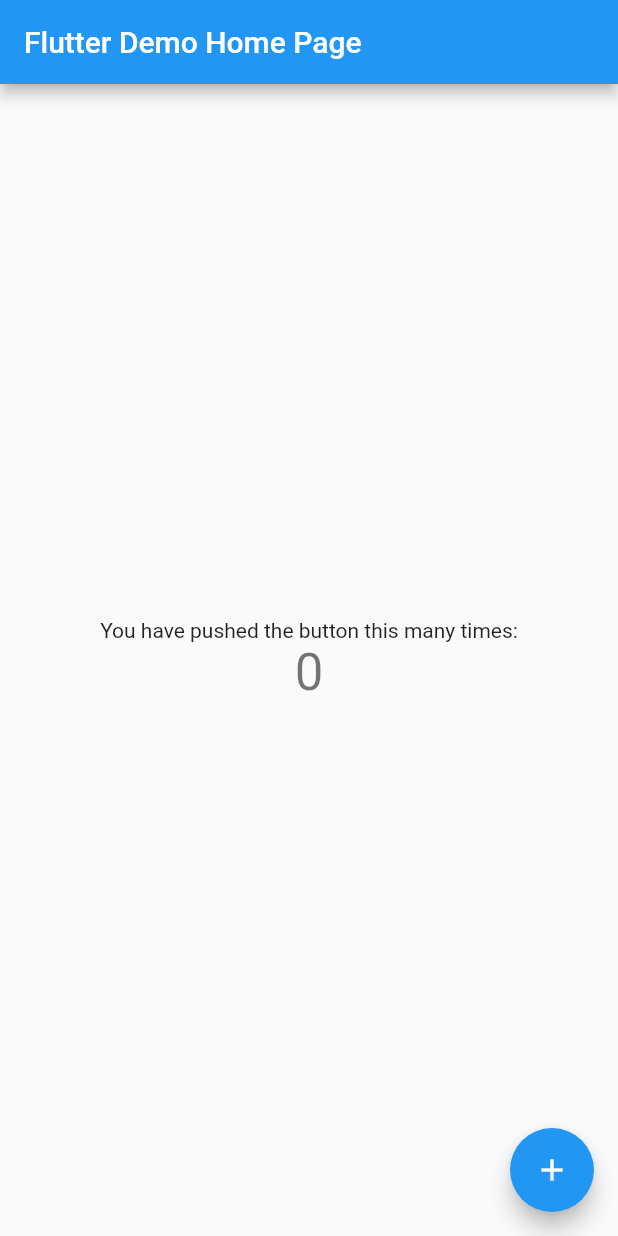
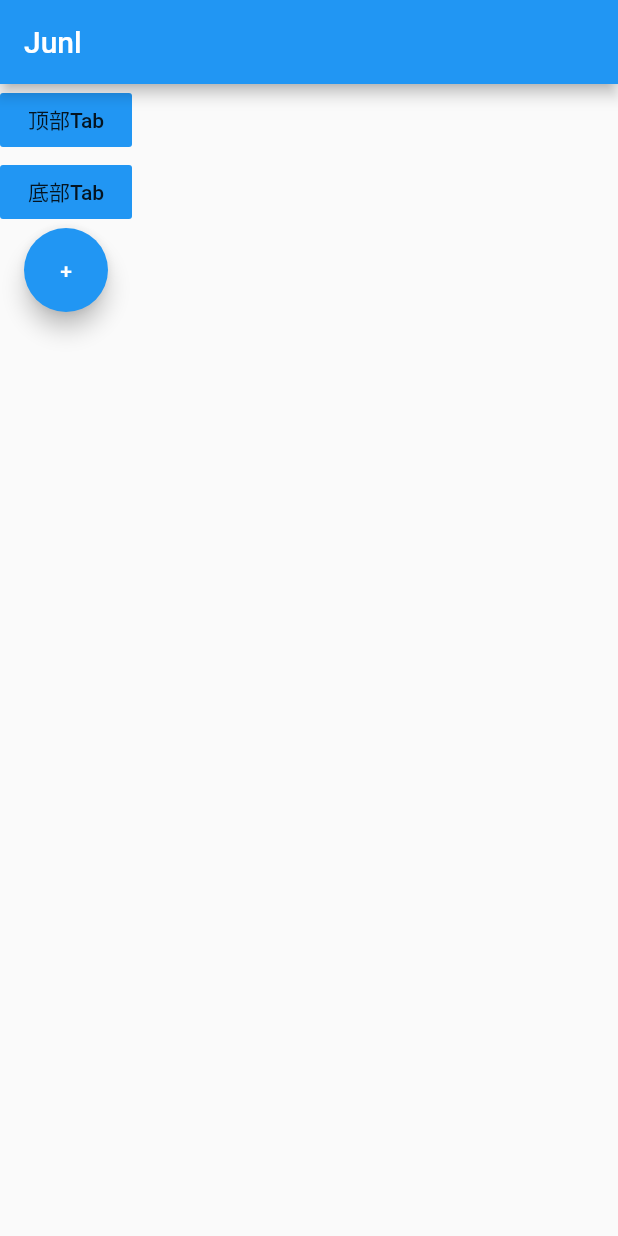
Before and after one commit to junlandroid/junl_flutter, a Flutter app: the screen it shows after launch, on a phone screen of 412 x 824 dp. Run offline on Flutter 3.47's test engine with Material 2 defaults, Android fonts, the phone set to English and light mode, and no system bars.

Commit message:
初步页面

```diff
--- a/lib/main.dart
+++ b/lib/main.dart
@@ -1,69 +1,46 @@
 import 'package:flutter/material.dart';
+import 'async_await_test.dart';
 
-void main() => runApp(MyApp());
+void main() => runApp(JunlApp());
 
-class MyApp extends StatelessWidget {
-  // This widget is the root of your application.
+class JunlApp extends StatelessWidget {
   @override
   Widget build(BuildContext context) {
     return MaterialApp(
-      title: 'Flutter Demo',
-      theme: ThemeData(
-        primarySwatch: Colors.blue,
-      ),
-      home: MyHomePage(title: 'Flutter Demo Home Page'),
+      title: 'JunlApp',
+      theme: ThemeData(primarySwatch: Colors.blue),
+      home: MainPage(),
     );
   }
 }
 
-class MyHomePage extends StatefulWidget {
-  MyHomePage({Key key, this.title}) : super(key: key);
-  final String title;
-
-  @override
-  _MyHomePageState createState() => _MyHomePageState();
-}
-
-class _MyHomePageState extends State<MyHomePage> {
-  int _counter = 0;
-
-  void _incrementCounter() {
-    setState(() {
-      _counter++;
-    });
-  }
-
+class MainPage extends StatelessWidget {
   @override
   Widget build(BuildContext context) {
-
     return Scaffold(
       appBar: AppBar(
-        // Here we take the value from the MyHomePage object that was created by
-        // the App.build method, and use it to set our appbar title.
-        title: Text(widget.title),
+        title: Text('Junl'),
       ),
-      body: Center(
-        // Center is a layout widget. It takes a single child and positions it
-        // in the middle of the parent.
-        child: Column(
-
-          mainAxisAlignment: MainAxisAlignment.center,
-          children: <Widget>[
-            Text(
-              'You have pushed the button this many times:',
-            ),
-            Text(
-              '$_counter',
-              style: Theme.of(context).textTheme.display1,
-            ),
-          ],
-        ),
+      body: Column(
+        children: <Widget>[
+          FlatButton(
+              color: Colors.blue,
+              onPressed: () {
+                print('tab');
+              },
+              child: Text('顶部Tab')),
+          FlatButton(
+              color: Colors.blue,
+              onPressed: () {
+                print('tab');
+              },
+              child: Text('底部Tab')),
+          FloatingActionButton(
+            onPressed: null,
+            child: Text('+'),
+          )
+        ],
       ),
-      floatingActionButton: FloatingActionButton(
-        onPressed: _incrementCounter,
-        tooltip: 'Increment',
-        child: Icon(Icons.add),
-      ), // This trailing comma makes auto-formatting nicer for build methods.
     );
   }
 }
```
Also changed, not shown: lib/async_await_test.dart (added, +67 -0 lines).
